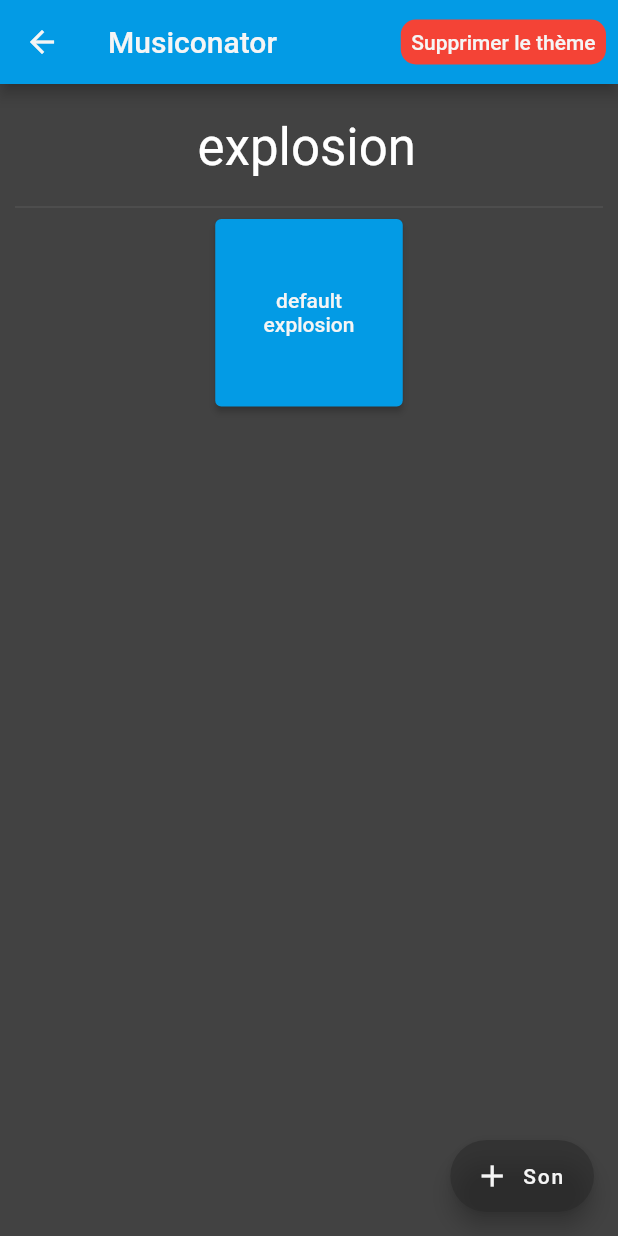
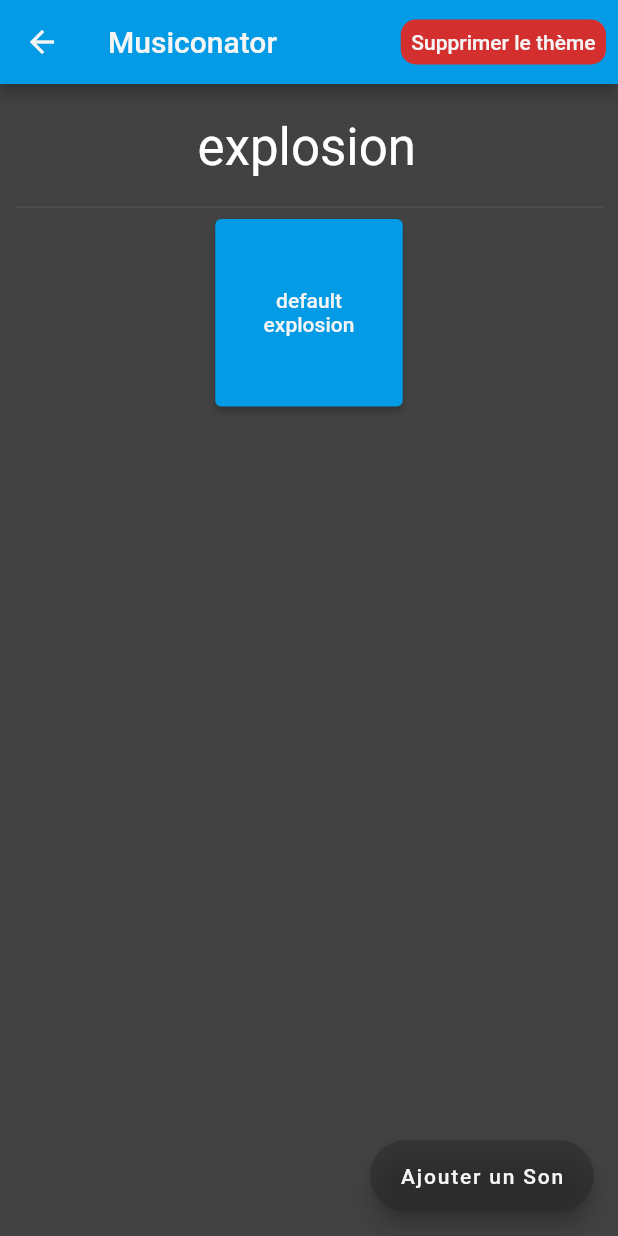
Before and after one commit to toemah/musiconator, a Flutter app: the screen it shows after launch, after a tap on "Explosion", on a phone screen of 412 x 824 dp. Run offline on Flutter 3.47's test engine with Material 2 defaults, Android fonts, the phone set to English and light mode, and no system bars; our stand-ins replace audioplayers, file_picker, hive, hive_flutter; accounts and stored records are empty.

Commit message:
Update themescreen.dart

```diff
--- a/lib/themescreen.dart
+++ b/lib/themescreen.dart
@@ -71,20 +71,19 @@ class _ThemeScreenState extends State<ThemeScreen> {
               }
               backToHomepage();
             },
-            child:Container(
+            child: Container(
               padding: const EdgeInsets.all(5.0),
               decoration: BoxDecoration(
-                color: Colors.red,
-              border: Border.all(
-                color: Colors.red,
-                width: 2.0,
-                style: BorderStyle.solid),
-                //Border.all
-              borderRadius: const BorderRadius.all(
-                Radius.circular(10),
-              ), //BorderRadius.all
+                color: Colors.red.shade700,
+                border: Border.all(
+                  color: Colors.red.shade700,
+                  width: 2.0,
+                  style: BorderStyle.solid,
+                ),
+                borderRadius: const BorderRadius.all(
+                  Radius.circular(10),
+                ),
               ),
-
               child: Text(
                 "Supprimer le thème",
                 style: TextStyle(
@@ -137,8 +136,7 @@ class _ThemeScreenState extends State<ThemeScreen> {
         ),
       ),
       floatingActionButton: FloatingActionButton.extended(
-        icon: const Icon(Icons.add),
-        label: const Text('Son'),
+        label: const Text('Ajouter un Son'),
         onPressed: () => {
           Navigator.of(context).push(
             MaterialPageRoute(
```
